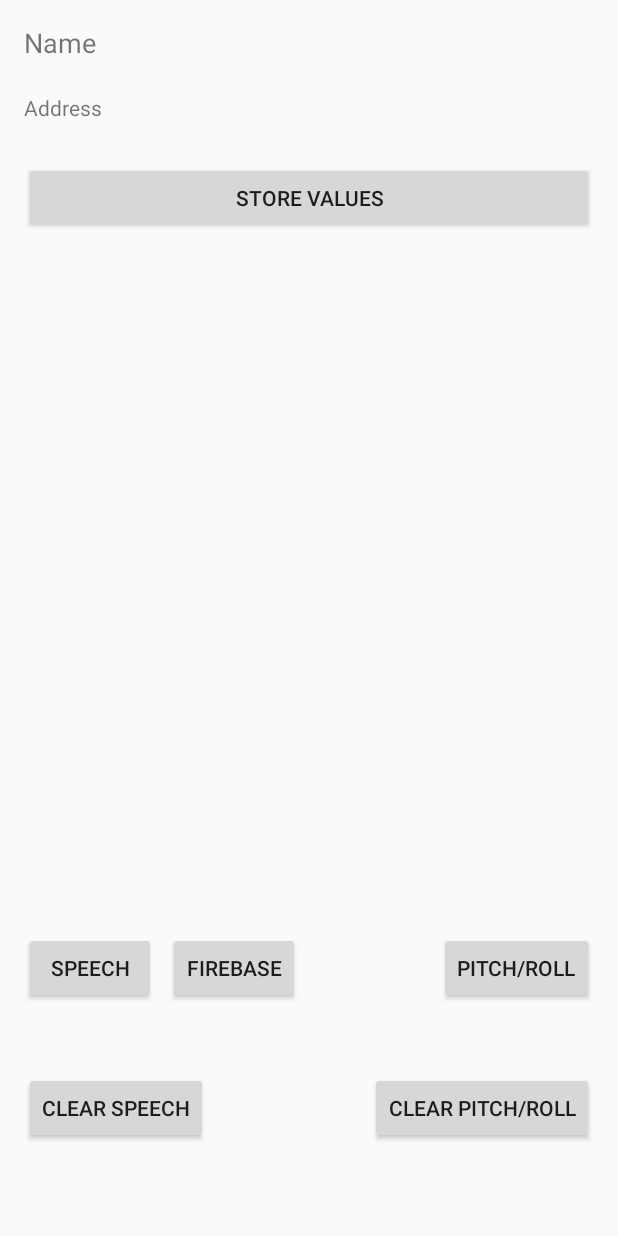
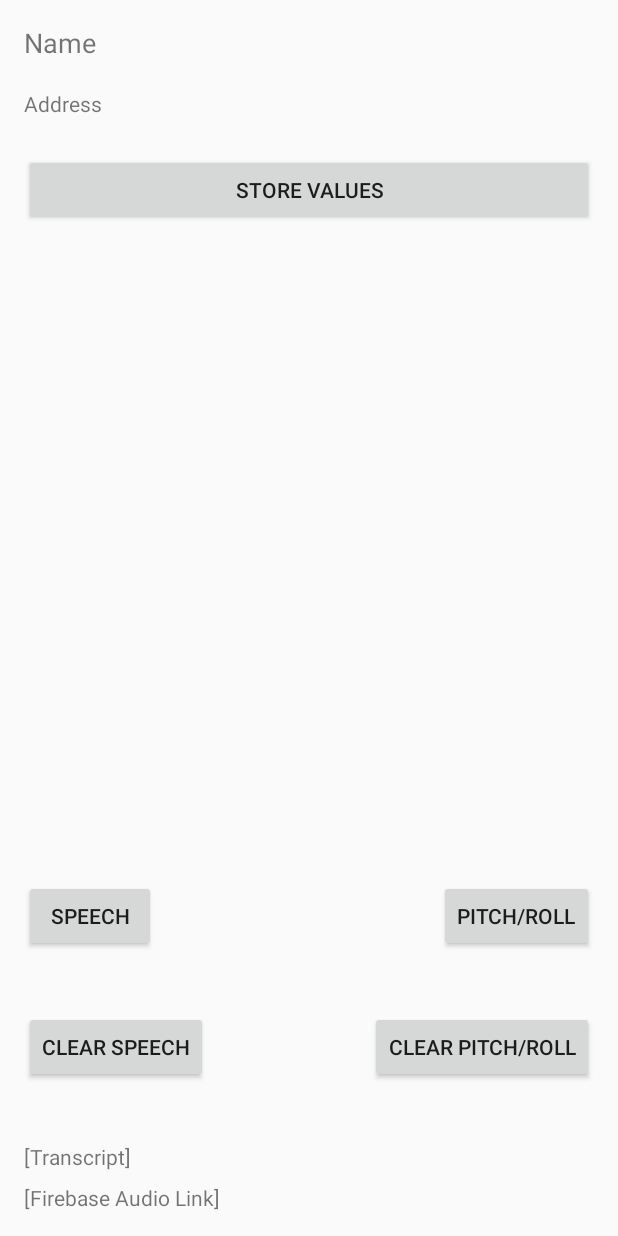
Before and after one commit to drfbella/ecse-426-final-project, an Android app: the layout activity_btle_services.xml on its own in the app's theme, with its tools: preview values and no code run, on a phone screen of 412 x 824 dp. Run offline under Robolectric (Android 15) with nearby library versions, the phone set to English and light mode, and no system bars; network calls fail.

Commit message:
updated UI to handle speech transcript and firebase link

```diff
--- a/android/ecse-426-final-project/app/src/main/java/com/group08/ecse426finalproject/firebase/FirebaseService.java
+++ b/android/ecse-426-final-project/app/src/main/java/com/group08/ecse426finalproject/firebase/FirebaseService.java
@@ -4,6 +4,7 @@ package com.group08.ecse426finalproject.firebase;
 import android.net.Uri;
 import android.support.annotation.NonNull;
 import android.util.Log;
+import android.view.View;
 import android.widget.TextView;
 
 import com.google.android.gms.tasks.OnFailureListener;
@@ -52,6 +53,7 @@ public class FirebaseService {
                         Uri downloadUrl = taskSnapshot.getDownloadUrl();
                         Log.d(TAG, "Uploaded URL: " + downloadUrl);
                         if (downloadUrl != null) {
+                            linkTextView.setVisibility(View.VISIBLE);
                             linkTextView.setText(downloadUrl.toString());
                         }
                     }
--- a/android/ecse-426-final-project/app/src/main/res/layout/activity_btle_services.xml
+++ b/android/ecse-426-final-project/app/src/main/res/layout/activity_btle_services.xml
@@ -65,14 +65,6 @@
                 app:layout_constraintStart_toStartOf="parent" />
 
             <Button
-                android:id="@+id/button_speech_firebase"
-                android:layout_width="wrap_content"
-                android:layout_height="wrap_content"
-                android:layout_marginStart="8dp"
-                android:text="@string/firebase"
-                app:layout_constraintStart_toEndOf="@+id/button_speech" />
-
-            <Button
                 android:id="@+id/button_pitch_roll"
                 android:layout_width="wrap_content"
                 android:layout_height="wrap_content"
@@ -101,6 +93,21 @@
                 app:layout_constraintEnd_toEndOf="parent" />
         </android.support.constraint.ConstraintLayout>
 
+        <TextView
+            android:id="@+id/text_transcript"
+            android:layout_width="wrap_content"
+            android:layout_height="wrap_content"
+            android:text="@string/transcript" />
+
+        <TextView
+            android:id="@+id/text_firebase_link"
+            android:layout_width="wrap_content"
+            android:layout_height="wrap_content"
+            android:autoLink="web"
+            android:text="@string/firebase_audio_link"
+            android:layout_marginTop="8dp"/>
+
+
     </LinearLayout>
 
 
```
Also changed, not shown: android/ecse-426-final-project/app/src/main/java/com/group08/ecse426finalproject/bluetooth/Activity_BTLE_Services.java (+26 -2 lines), android/ecse-426-final-project/app/src/main/java/com/group08/ecse426finalproject/bluetooth/Service_BTLE_GATT.java (+6 -6 lines).
